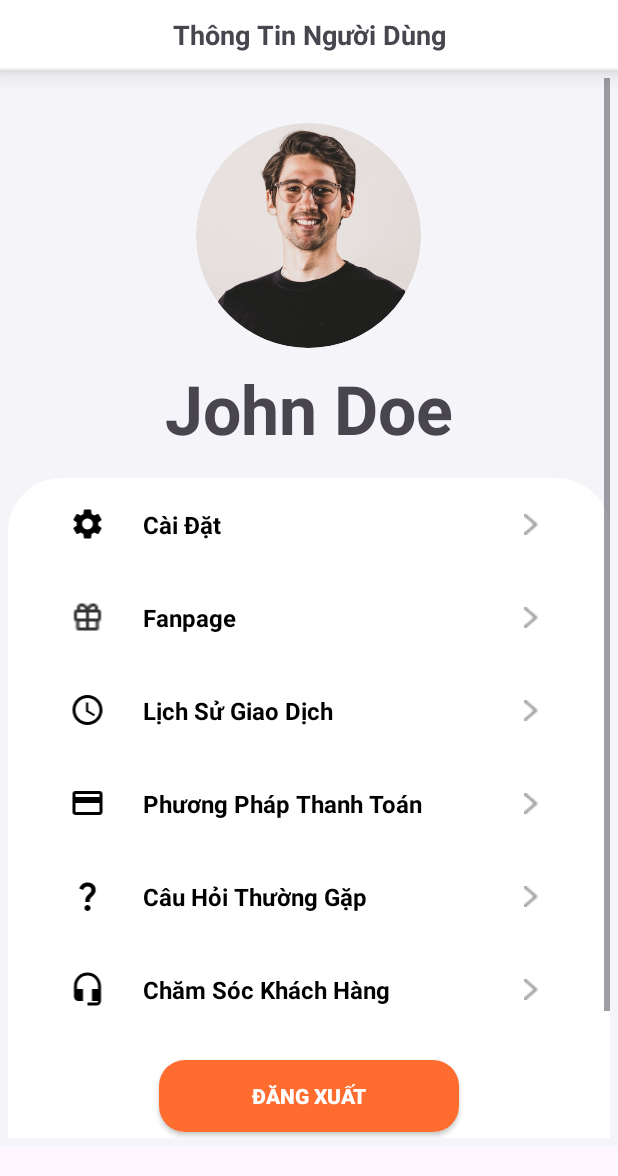
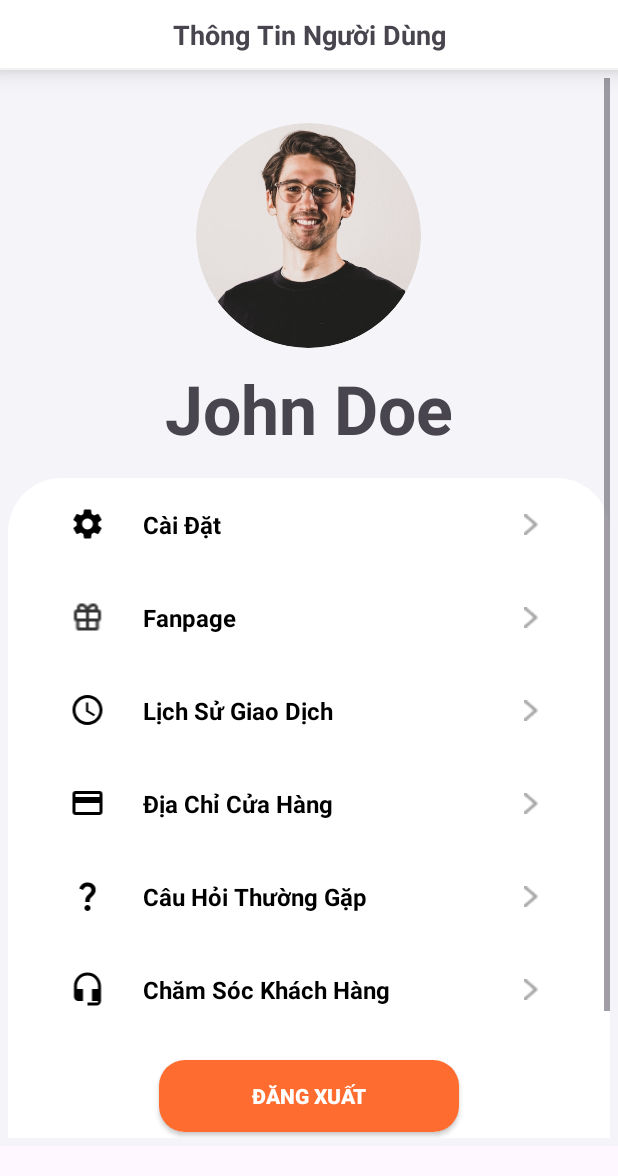
Before and after one commit to quyettc1112/FTechDevice, an Android app: the fragment ProfileFragment shown on its own in the app's theme, on a phone screen of 412 x 824 dp. Shown: the top 1176 px of the screen. Run offline under Robolectric (Android 15) with nearby library versions, the phone set to English and light mode, and no system bars; our stand-ins replace CircleImageView, data binding.

Commit message:
Setup Maps Platform

```diff
--- a/app/src/main/res/layout/fragment_profile.xml
+++ b/app/src/main/res/layout/fragment_profile.xml
@@ -190,6 +190,7 @@
                     </LinearLayout>
 
                     <LinearLayout
+                        android:id="@+id/layout_maps"
                         android:layout_width="match_parent"
                         android:layout_height="30dp"
                         android:layout_margin="16dp"
@@ -201,24 +202,24 @@
                             android:layout_height="wrap_content"
                             android:layout_gravity="center"
                             android:layout_weight="4"
-                            android:src="@drawable/baseline_credit_card_24"></ImageView>
+                            android:src="@drawable/baseline_credit_card_24"/>
 
                         <TextView
                             android:layout_width="match_parent"
                             android:layout_height="wrap_content"
                             android:layout_gravity="center"
                             android:layout_weight="2"
-                            android:text="Phương Pháp Thanh Toán"
+                            android:text="Địa Chỉ Cửa Hàng"
                             android:textColor="@color/black"
                             android:textSize="16dp"
-                            android:textStyle="bold"></TextView>
+                            android:textStyle="bold"/>
 
                         <ImageView
                             android:layout_width="match_parent"
                             android:layout_height="wrap_content"
                             android:layout_gravity="center"
                             android:layout_weight="4"
-                            android:src="@drawable/next"></ImageView>
+                            android:src="@drawable/next"/>
                     </LinearLayout>
 
                     <LinearLayout
```
